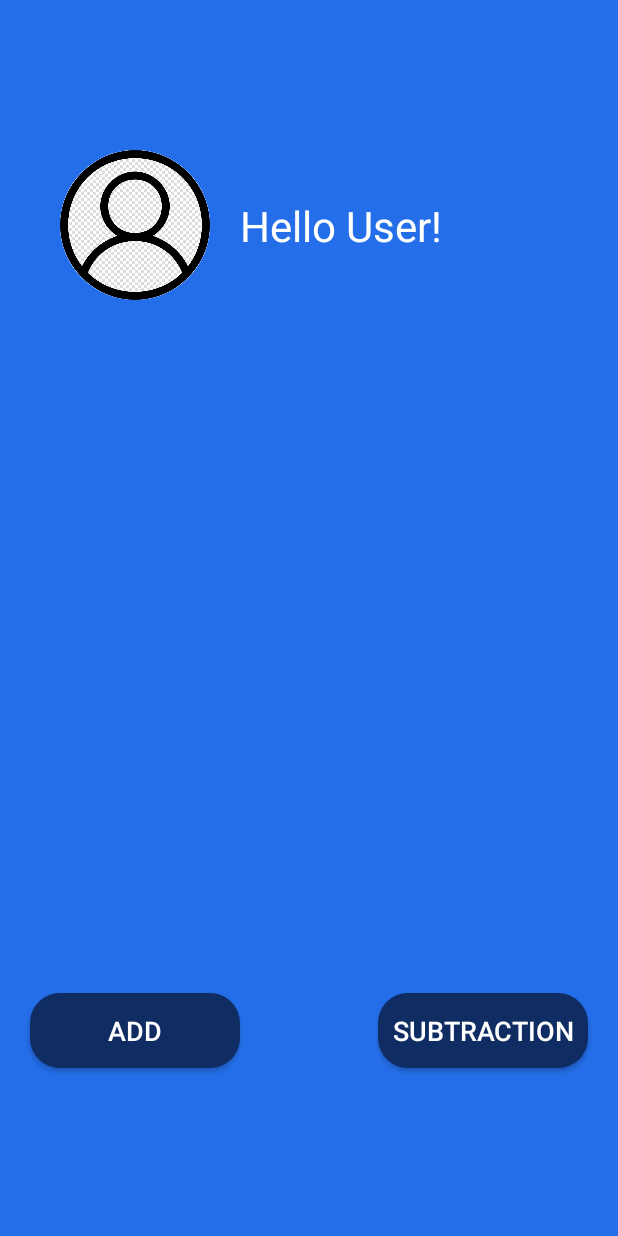
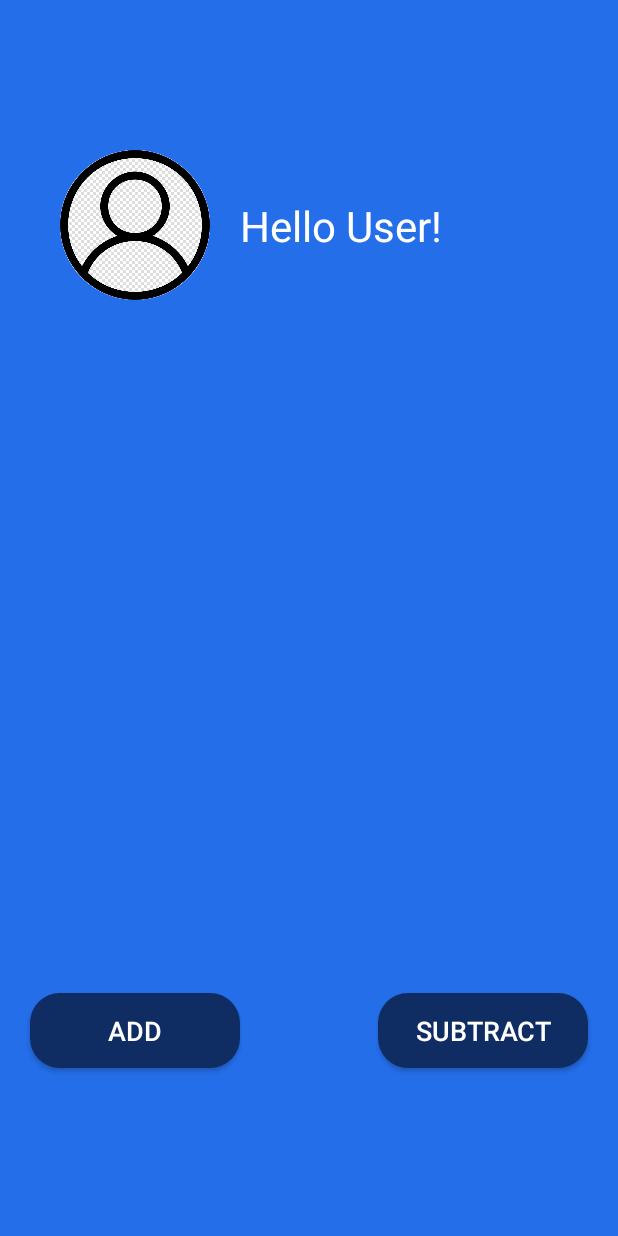
Before and after one commit to stefaniatzanera/Expense-Manager-Mobile-Application, an Android app: the FirstPageActivity screen opened directly, with no data from a screen before it, on a phone screen of 412 x 824 dp. Run offline under Robolectric (Android 15) with nearby library versions, the phone set to English and light mode, and no system bars; our stand-ins replace CircleImageView.

Commit message:
first page Activity

```diff
--- a/app/src/main/AndroidManifest.xml
+++ b/app/src/main/AndroidManifest.xml
@@ -1,6 +1,8 @@
 <?xml version="1.0" encoding="utf-8"?>
 <manifest xmlns:android="http://schemas.android.com/apk/res/android"
     xmlns:tools="http://schemas.android.com/tools">
+
+    <uses-permission android:name="android.permission.READ_EXTERNAL_STORAGE" />
 
     <application
         android:allowBackup="true"
@@ -12,7 +14,7 @@
         android:theme="@style/Theme.ExpenseManagerMobileApplication"
         tools:targetApi="31">
         <activity
-            android:name=".activity_info"
+            android:name=".activities.DataActivity"
             android:exported="false" />
         <activity
             android:name=".activities.SettingsActivity"
@@ -48,5 +50,5 @@
             </intent-filter>
         </activity>
     </application>
-    <uses-permission android:name="android.permission.READ_EXTERNAL_STORAGE"/>
+
 </manifest>
--- a/app/src/main/java/com/example/expensemanagermobileapplication/activities/FirstPageActivity.kt
+++ b/app/src/main/java/com/example/expensemanagermobileapplication/activities/FirstPageActivity.kt
@@ -40,6 +40,7 @@ class FirstPageActivity : AppCompatActivity() {
     lateinit var adapter: BankAdapter
     private val addBtn by lazy { findViewById<Button>(R.id.addbtn)}
     private val substractionBtn by lazy { findViewById<Button>(R.id.subtractionbtn)}
+    private val data by lazy { findViewById<RecyclerView>(R.id.money) }
 
     override fun onCreate(savedInstanceState: Bundle?) {
         super.onCreate(savedInstanceState)
@@ -47,10 +48,11 @@ class FirstPageActivity : AppCompatActivity() {
         setContentView(binding.root)
         recyclerView = binding.money
         recyclerView.layoutManager = LinearLayoutManager(this)
-        adapter = BankAdapter()
+        adapter = BankAdapter(this)
         recyclerView.adapter = adapter
         sp = getSharedPreferences("userOptions", MODE_PRIVATE)
 
+        //User's image
         val replacedimage = sp.getBoolean("replacedImage",false)
         if(!replacedimage){
             userimage.setImageDrawable(AppCompatResources.getDrawable(this, R.drawable.default_prof_im))
@@ -73,7 +75,7 @@ class FirstPageActivity : AppCompatActivity() {
         for (b in 1..b_id) {
             val bankName = sp.getString("name_of_bank_$b", "null")
             val bankAmount = sp.getFloat("amount_in_bank_$b", 0F)
-            val bankCur = sp.getString("currency_bank_$b", "null")?.last().toString()
+            val bankCur = sp.getString("currency_bank_$b", "null")!!
             val bankdata = BankInfos(bankName!!, bankAmount, bankCur)
             adapter.addInfo(bankdata)
         }
@@ -82,7 +84,7 @@ class FirstPageActivity : AppCompatActivity() {
         for (w in 1..w_id) {
             val walletName = sp.getString("name_of_wallet_$w", "null")
             val walletAmount = sp.getFloat("amount_in_wallet_$w", 0F)
-            val walletCur = sp.getString("currency_wallet_$w", "null")?.last().toString()
+            val walletCur = sp.getString("currency_wallet_$w", "null")!!
             val walletdata = WalletInfos(walletName!!, walletAmount, walletCur)
             adapter.addInfo(walletdata)
         }
@@ -90,6 +92,7 @@ class FirstPageActivity : AppCompatActivity() {
         //change the name of user
         newnamebtn.text = getString(R.string.hellotxt, sp.getString("userName", "User"))
         val dialog = Dialog(this)
+        //new name for user
         newnamebtn.setOnClickListener {
             dialog.setContentView(R.layout.layout_for_alert_dialog_newname)
             // Set the layout parameters for the dialog window
@@ -129,6 +132,7 @@ class FirstPageActivity : AppCompatActivity() {
             val y = Intent(this, SubstractionBtnActivity::class.java)
             startActivity(y)
         }
+
     }
 
     override fun onActivityResult(requestCode: Int, resultCode: Int, data: Intent?) {
--- a/app/src/main/res/layout/activity_first_page.xml
+++ b/app/src/main/res/layout/activity_first_page.xml
@@ -77,7 +77,7 @@
         android:layout_marginEnd="20dp"
         android:background="@drawable/roundbtn"
         android:padding="6dp"
-        android:text="@string/subtraction"
+        android:text="@string/subtract"
         android:textColor="@color/white"
         android:textSize="18sp"
         app:layout_constraintRight_toRightOf="parent"
--- a/app/src/main/res/values/strings.xml
+++ b/app/src/main/res/values/strings.xml
@@ -42,7 +42,7 @@
     <string name="hellotxt">Hello %s!</string>
     <!---First-Page-->
     <string name="add">Add</string>
-    <string name="subtraction">Subtraction</string>
+    <string name="subtract">Subtract</string>
     <!---layout_for_alert_dialog_newname-->
     <string name="newname">Enter a name</string>
     <string name="okbtn">OK</string>
```
Also changed, not shown: app/src/main/java/com/example/expensemanagermobileapplication/adapter/BankAdapter.kt (+28 -5 lines).
